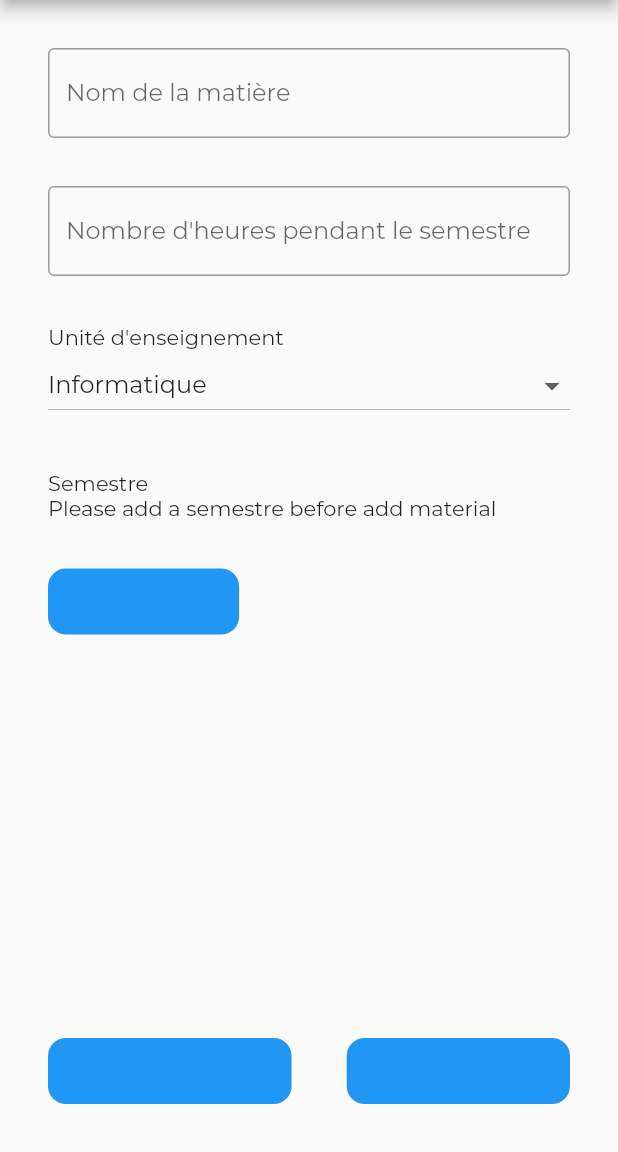
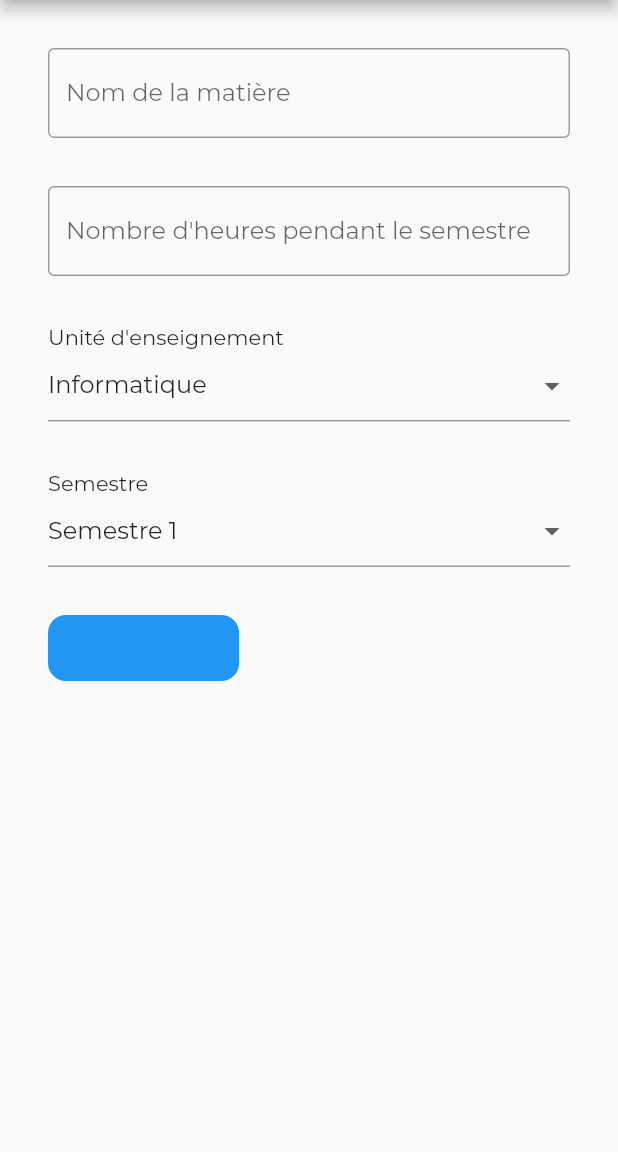
Before and after one commit to PaxTiz/flutter_absences_app, a Flutter app: the screen it shows after launch, after a tap on an icon or button, on a phone screen of 412 x 824 dp, the part 84-1236 px from its top. Run offline on Flutter 3.47's test engine with Material 2 defaults, Android fonts, the phone set to English and light mode, and no system bars; our stand-ins replace sqflite; accounts and stored records are empty.

Commit message:
feat: table matières update: modification formulaire
Ajout de la table pour gérer les matières
Suppression de la gestion dynamique des semestres pour les gérer en "dur" (a refaire en supprimant les tabs si il n'y a qu'un semestre)

```diff
--- a/lib/components/MaterialForm.dart
+++ b/lib/components/MaterialForm.dart
@@ -19,17 +19,18 @@ class MaterialFormState extends State<MaterialForm> {
 	String ueValue = "Informatique";
 
 	SemesterService semesterService = SemesterService();
-	Semester semesterValue = Semester(id: 0, name: "Semestre 0");
-	List<Semester> semestersDropdown = [];
+	Semester semesterValue;
+	List<Semester> semestersDropdown = [
+		Semester(id: 1, name: "Semestre 1"),
+		Semester(id: 2, name: "Semestre 2"),
+		Semester(id: 3, name: "Semestre 3"),
+		Semester(id: 4, name: "Semestre 4")
+	];
 
 	@override
 	void initState() {
 		super.initState();
-		semesterService.findAll().then((value) {
-			setState(() {
-				semestersDropdown = value;
-			});
-		});
+		semesterValue = semestersDropdown.first;
 	}
 
 	void sendForm() {}
@@ -45,9 +46,8 @@ class MaterialFormState extends State<MaterialForm> {
 	}
 
 	Widget dropdownItems() {
-		if (semestersDropdown.length > 0) {
-			return DropdownButton<Semester>(
-				value: semestersDropdown.first,
+		return DropdownButtonFormField<Semester>(
+			value: semesterValue,
 			isExpanded: true,
 			items: semestersDropdown.map((e) =>
 				DropdownMenuItem<Semester>(
@@ -60,9 +60,6 @@ class MaterialFormState extends State<MaterialForm> {
 				});
 			},
 		);
-		}
-
-		return Text("Please add a semestre before add material");
 	}
 
 	@override
@@ -92,7 +89,7 @@ class MaterialFormState extends State<MaterialForm> {
 							height: 32,
 						),
 						Text("Unité d'enseignement"),
-						DropdownButton(
+						DropdownButtonFormField(
 							value: ueValue,
 							isExpanded: true,
 							items: ues
@@ -126,52 +123,6 @@ class MaterialFormState extends State<MaterialForm> {
 								style: CustomStyles.button,
 							),
 						),
-						Spacer(),
-						Row(
-							mainAxisSize: MainAxisSize.max,
-							mainAxisAlignment: MainAxisAlignment.spaceBetween,
-							children: <Widget>[
-								Container(
-									child: CupertinoButton(
-										color: Colors.blue,
-										padding: EdgeInsets.symmetric(
-											horizontal: 32, vertical: 8),
-										onPressed: () => addSemester(context),
-										child: Row(
-											mainAxisAlignment: MainAxisAlignment
-												.center,
-											children: <Widget>[
-												Icon(Icons.add),
-												Text(
-													"Nouveau",
-													style: CustomStyles.button,
-												)
-											],
-										),
-									),
-								),
-								Container(
-									child: CupertinoButton(
-										color: Colors.blue,
-										padding: EdgeInsets.symmetric(
-											horizontal: 32, vertical: 8),
-										onPressed: () =>
-											deleteSemester(context),
-										child: Row(
-											mainAxisAlignment: MainAxisAlignment
-												.center,
-											children: <Widget>[
-												Icon(Icons.add),
-												Text(
-													"Enlever",
-													style: CustomStyles.button,
-												)
-											],
-										),
-									),
-								)
-							],
-						)
 					],
 				),
 			),
--- /dev/null
+++ b/lib/components/MaterialGrid.dart
@@ -0,0 +1,28 @@
+import 'package:flutter/cupertino.dart';
+
+import 'MaterialCard.dart';
+
+class MaterialGrid extends StatelessWidget {
+  final double gridGap = 8;
+  final int gridItemsCount = 2;
+
+  @override
+  Widget build(BuildContext context) {
+    return SingleChildScrollView(
+      child: GridView.count(
+        shrinkWrap: true,
+        primary: false,
+        mainAxisSpacing: gridGap,
+        crossAxisSpacing: gridGap,
+        crossAxisCount: gridItemsCount,
+        childAspectRatio: MediaQuery.of(context).size.width / 180,
+        children: <Widget>[
+          MaterialCard(),
+          MaterialCard(),
+          MaterialCard(),
+          MaterialCard(),
+        ],
+      ),
+    );
+  }
+}
--- a/lib/main.dart
+++ b/lib/main.dart
@@ -3,8 +3,8 @@ import 'package:flutter/material.dart';
 
 import 'pages/MaterialCreate.dart';
 import 'pages/SemesterView.dart';
+import 'services/SemestersService.dart';
 import 'styles.dart';
-
 
 void main() {
 	runApp(MyApp());
@@ -28,15 +28,17 @@ class Absences extends StatefulWidget {
 
 class AbsencesState extends State<Absences> {
 	int _currentIndex = 0;
-	final List<SemesterView> semesters = [
+
+	SemesterService service = SemesterService();
+	final List semesters = [
 		SemesterView(1),
 		SemesterView(2),
 		SemesterView(3),
 		SemesterView(4),
 	];
 
-	List<BottomNavigationBarItem> createNavItems(BuildContext context) {
-		List<BottomNavigationBarItem> navItems = [];
+	List createNavigationBarItems(BuildContext context) {
+		List<BottomNavigationBarItem> navigationBarItems = [];
 		for (int i = 1; i < semesters.length + 1; i++) {
 			IconData icon;
 			if (i == 1)
@@ -47,7 +49,7 @@ class AbsencesState extends State<Absences> {
 				icon = Icons.filter_3;
 			else if (i == 4) icon = Icons.filter_4;
 
-			navItems.add(BottomNavigationBarItem(
+			navigationBarItems.add(BottomNavigationBarItem(
 				icon: Icon(icon, color: Theme
 					.of(context)
 					.bottomAppBarColor),
@@ -59,7 +61,7 @@ class AbsencesState extends State<Absences> {
 				)));
 		}
 
-		return navItems;
+		return navigationBarItems;
 	}
 
 	void setIndex(int index) {
@@ -88,7 +90,7 @@ class AbsencesState extends State<Absences> {
 			bottomNavigationBar: BottomNavigationBar(
 				currentIndex: _currentIndex,
 				onTap: setIndex,
-				items: createNavItems(context),
+				items: createNavigationBarItems(context),
 			),
 		);
 	}
--- a/lib/pages/SemesterView.dart
+++ b/lib/pages/SemesterView.dart
@@ -1,13 +1,25 @@
-import 'package:absences/components/MaterialCard.dart';
 import 'package:flutter/cupertino.dart';
 import 'package:flutter/material.dart';
 
-class SemesterView extends StatelessWidget {
+import '../components/MaterialGrid.dart';
 
+class SemesterView extends StatefulWidget {
 	final int id;
-	final double gridGap = 8;
-	final int gridItemsCount = 2;
-	const SemesterView(this.id);
+
+	SemesterView(this.id);
+
+	createState() => SemesterViewState();
+}
+
+class SemesterViewState extends State<SemesterView> {
+
+
+	List<Material> materials = [];
+
+	@override
+	void initState() {
+		super.initState();
+	}
 
 	@override
 	Widget build(BuildContext context) {
@@ -16,7 +28,7 @@ class SemesterView extends StatelessWidget {
 			child: ListView(
 				children: <Widget>[
 					SizedBox(height: 16,),
-					Text("Semestre $id", style: Theme
+					Text("Semestre " + widget.id.toString(), style: Theme
 						.of(context)
 						.textTheme
 						.headline1,),
@@ -26,22 +38,7 @@ class SemesterView extends StatelessWidget {
 						.textTheme
 						.headline2,),
 					SizedBox(height: 8,),
-					SingleChildScrollView(
-						child: GridView.count(
-							shrinkWrap: true,
-							primary: false,
-							mainAxisSpacing: gridGap,
-							crossAxisSpacing: gridGap,
-							crossAxisCount: gridItemsCount,
-							childAspectRatio: MediaQuery.of(context).size.width / 180,
-							children: <Widget>[
-								MaterialCard(),
-								MaterialCard(),
-								MaterialCard(),
-								MaterialCard(),
-							],
-						),
-					),
+					MaterialGrid(),
 
 					SizedBox(height: 32,),
 					Text("Matières générales", style: Theme
@@ -49,22 +46,7 @@ class SemesterView extends StatelessWidget {
 						.textTheme
 						.headline2,),
 					SizedBox(height: 8,),
-					SingleChildScrollView(
-						child: GridView.count(
-							shrinkWrap: true,
-							primary: false,
-							mainAxisSpacing: gridGap,
-							crossAxisSpacing: gridGap,
-							crossAxisCount: gridItemsCount,
-							childAspectRatio: MediaQuery.of(context).size.width / 180,
-							children: <Widget>[
-								MaterialCard(),
-								MaterialCard(),
-								MaterialCard(),
-								MaterialCard(),
-							],
-						),
-					),
+					MaterialGrid(),
 				],
 			),
 		);
```
Also changed, not shown: lib/database.dart (+18 -4 lines), lib/services/MaterialService.dart (added, +53 -0 lines), 34 other files. Lines whose indentation alone changed are shown as unchanged.
